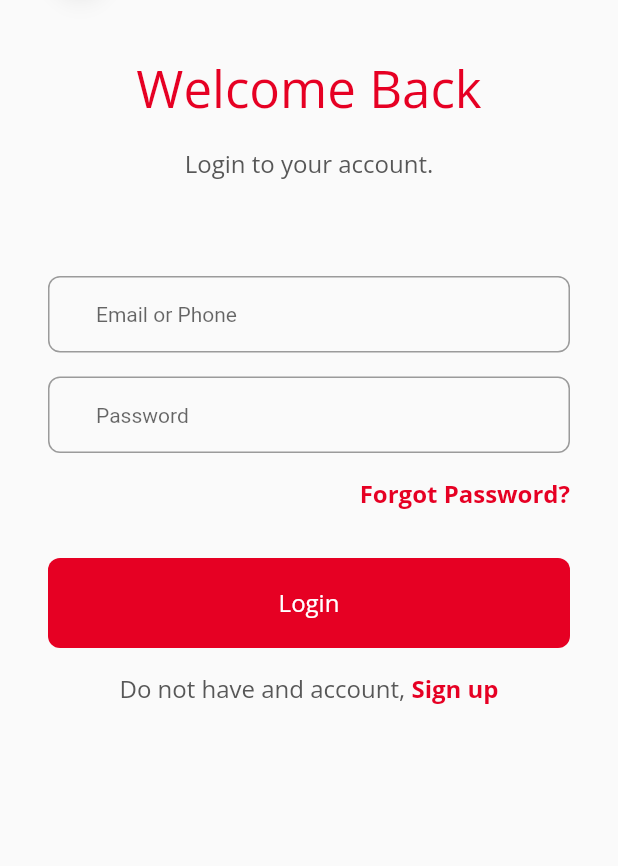
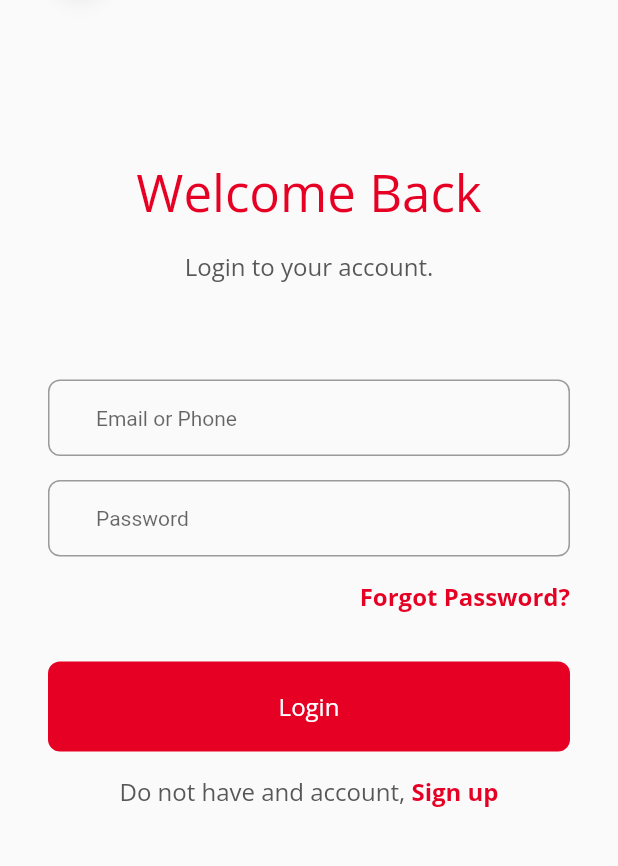
Before and after one commit to PhiNguyen95/food_app, a Flutter app: the screen it shows after launch, after a tap on "Login", on a phone screen of 412 x 824 dp, the part 180-1046 px from its top. Run offline on Flutter 3.47's test engine with Material 2 defaults, Android fonts, the phone set to English and light mode, and no system bars; our stand-ins replace animated_splash_screen, flutter_rating_bar.

Commit message:
Completed Task1

```diff
--- a/lib/components/custom_app_bar.dart
+++ b/lib/components/custom_app_bar.dart
@@ -3,10 +3,10 @@ import 'package:flutter/material.dart';
 import '../resources/app_style.dart';
 import 'back_button.dart';
 
-class CustomAppBar extends StatelessWidget {
-  const CustomAppBar({Key? key, required this.title}) : super(key: key);
+class CustomAppBar extends StatelessWidget implements PreferredSizeWidget{
+  const CustomAppBar({Key? key, required this.title}) : super();
 
-  final String title;
+  final String? title;
 
   @override
   Widget build(BuildContext context) {
@@ -18,7 +18,7 @@ class CustomAppBar extends StatelessWidget {
         Expanded(
           child: Align(
             child: Text(
-              title,
+              title ?? "",
               style: CustomStyle.titleBlack(context),
             ),
           ),
@@ -26,4 +26,7 @@ class CustomAppBar extends StatelessWidget {
       ],
     );
   }
+
+  @override
+  Size get preferredSize => const Size.fromHeight(50);
 }
--- a/lib/components/rating_bar.dart
+++ b/lib/components/rating_bar.dart
@@ -9,7 +9,7 @@ class RatingBarCustom extends StatelessWidget {
   @override
   Widget build(BuildContext context) {
     return RatingBar(
-      itemSize: 20,
+      itemSize: 10,
       initialRating: star,
       direction: Axis.horizontal,
       allowHalfRating: true,
--- a/lib/pages/cart/main_page.dart
+++ b/lib/pages/cart/main_page.dart
@@ -1,6 +1,7 @@
 import 'package:flutter/material.dart';
 import 'package:foodie_app/components/custom_app_bar.dart';
 import 'package:foodie_app/components/delivery_card.dart';
+
 import '../../components/list_tile.dart';
 import '../../gen/assets.gen.dart';
 import '../../resources/app_color.dart';
@@ -57,6 +58,7 @@ class MainPage extends StatelessWidget {
             ],
           ),
         ),
-    ));
+      ),
+    );
   }
 }
--- a/lib/pages/sign_in/sign_in_page.dart
+++ b/lib/pages/sign_in/sign_in_page.dart
@@ -19,8 +19,10 @@ class SignInPage extends StatelessWidget {
           child: Column(
             children: <Widget>[
               const CustomAppBar(title: 'Sign In'),
-              const SizedBox(
-                height: kDefaultPadding * 4,
+              const Expanded(
+                child: SizedBox(
+                  height: kDefaultPadding * 4,
+                ),
               ),
               Text(
                 'Welcome Back',
--- a/lib/pages/welcome/welcome_page.dart
+++ b/lib/pages/welcome/welcome_page.dart
@@ -12,13 +12,14 @@ class WelcomePage extends StatelessWidget {
   @override
   Widget build(BuildContext context) {
     return SafeArea(
-      child: Column(
+      child: Scaffold(
+        body: Column(
           mainAxisSize: MainAxisSize.max,
           mainAxisAlignment: MainAxisAlignment.center,
           children: <Widget>[
             SizedBox(
               width: MediaQuery.of(context).size.width,
-            height: MediaQuery.of(context).size.height * 0.5,
+              height: MediaQuery.of(context).size.height * 0.4,
               child: Image.asset(
                 Assets.images.welcomescreen.path,
                 fit: BoxFit.fill,
@@ -52,8 +53,10 @@ class WelcomePage extends StatelessWidget {
               softWrap: true,
               style: CustomStyle.textBackLarge(context),
             ),
-          const SizedBox(
+            const Expanded(
+              child: SizedBox(
                 height: kDefaultPadding * 4,
+              ),
             ),
             Padding(
               padding: const EdgeInsets.symmetric(horizontal: kDefaultPaddingButton),
@@ -69,7 +72,7 @@ class WelcomePage extends StatelessWidget {
               ),
             ),
             const SizedBox(
-            height: kDefaultPadding * 1.5,
+              height: kDefaultPadding,
             ),
             Padding(
               padding: const EdgeInsets.symmetric(horizontal: kDefaultPaddingButton),
@@ -84,10 +87,9 @@ class WelcomePage extends StatelessWidget {
                 child: const Text('Sign up'),
               ),
             ),
-          const Spacer(
-            flex: 1,
-          )
+            const Spacer(),
           ],
+        ),
       ),
     );
   }
--- a/pubspec.yaml
+++ b/pubspec.yaml
@@ -75,7 +75,6 @@ flutter:
   # To add assets to your application, add an assets section, like this:
   assets:
     - assets/images/
-    - assets/icons/
 
   # An image asset can refer to one or more resolution-specific "variants", see
   # https://flutter.dev/assets-and-images/#resolution-aware
```
Also changed, not shown: lib/components/list_tile.dart (+34 -16 lines), lib/pages/sign_in/sign_up_page.dart (+25 -5 lines). Lines whose indentation alone changed are shown as unchanged.
